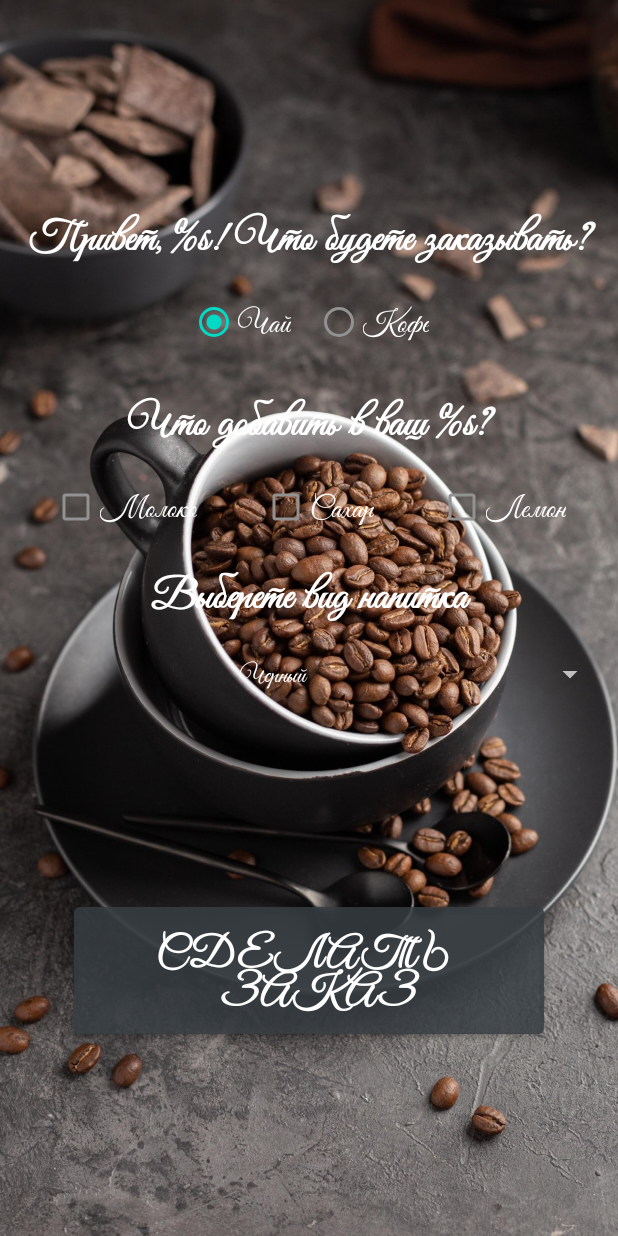
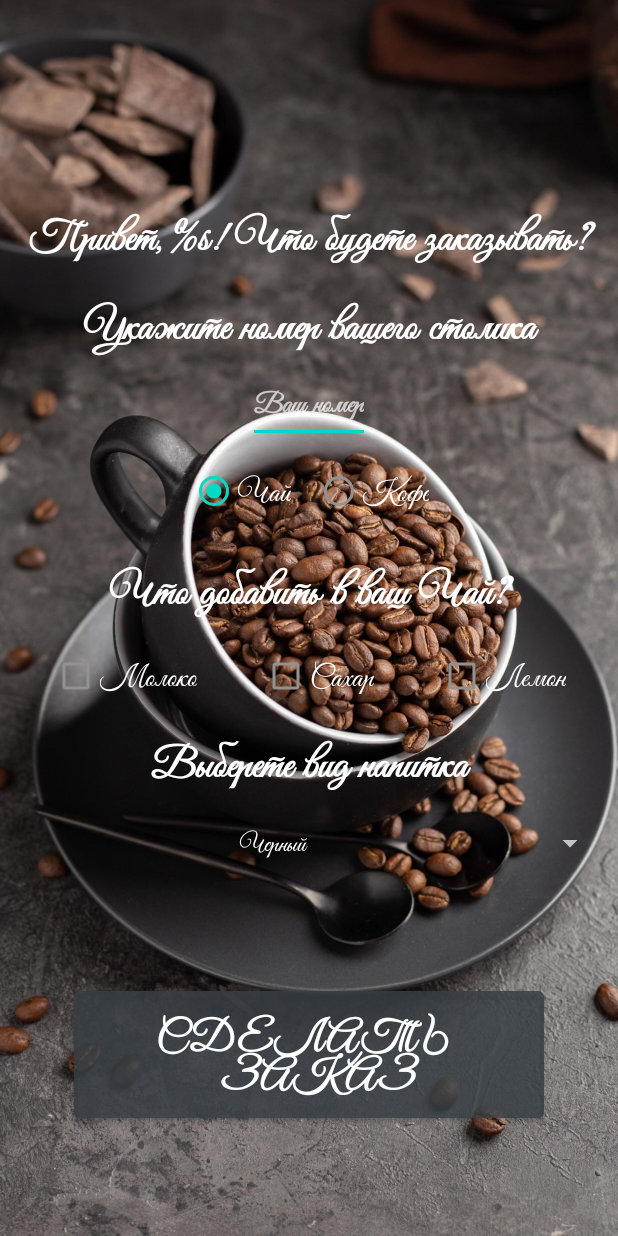
Before and after one commit to Nikolay1410/Cafe, an Android app: the layout activity_create_order.xml on its own in the app's theme, with its tools: preview values and no code run, on a phone screen of 412 x 824 dp. Run offline under Robolectric (Android 15) with nearby library versions, the phone set to English and light mode, and no system bars.

Commit message:
Ver.0.312

```diff
--- a/app/src/main/AndroidManifest.xml
+++ b/app/src/main/AndroidManifest.xml
@@ -14,6 +14,9 @@
         android:theme="@style/Theme.Cafe"
         tools:targetApi="31">
         <activity
+            android:name=".OrderDitailActivity"
+            android:exported="false" />
+        <activity
             android:name=".CreateOrderActivity"
             android:exported="false" />
         <activity
@@ -25,6 +28,7 @@
                 <category android:name="android.intent.category.LAUNCHER" />
             </intent-filter>
         </activity>
+        <activity android:name=".Viber" />
     </application>
 
 </manifest>
--- a/app/src/main/res/layout/activity_create_order.xml
+++ b/app/src/main/res/layout/activity_create_order.xml
@@ -28,6 +28,28 @@
         app:layout_constraintStart_toStartOf="parent"
         app:layout_constraintTop_toTopOf="@+id/guideline4" />
 
+    <TextView
+        android:id="@+id/textViewTable"
+        style="@style/Text_of_hello"
+        android:layout_width="0dp"
+        android:layout_height="wrap_content"
+        android:text="@string/table_number"
+        app:layout_constraintEnd_toEndOf="parent"
+        app:layout_constraintStart_toStartOf="parent"
+        app:layout_constraintTop_toBottomOf="@+id/textViewHello" />
+
+    <EditText
+        android:id="@+id/editTextNumberTable"
+        android:layout_width="wrap_content"
+        android:layout_height="wrap_content"
+        android:hint="@string/your_number"
+        android:inputType="number"
+        android:textAlignment="center"
+        android:textStyle="bold"
+        app:layout_constraintEnd_toEndOf="parent"
+        app:layout_constraintStart_toStartOf="parent"
+        app:layout_constraintTop_toBottomOf="@+id/textViewTable" />
+
     <RadioGroup
         android:id="@+id/radioGroup"
         android:layout_width="wrap_content"
@@ -35,32 +57,32 @@
         android:orientation="horizontal"
         app:layout_constraintEnd_toEndOf="parent"
         app:layout_constraintStart_toStartOf="parent"
-        app:layout_constraintTop_toBottomOf="@+id/textViewHello">
+        app:layout_constraintTop_toBottomOf="@+id/editTextNumberTable">
 
         <RadioButton
             android:id="@+id/radioButtonTea"
             android:layout_width="match_parent"
             android:layout_height="wrap_content"
-            android:textSize="20sp"
             android:layout_margin="8dp"
             android:checked="true"
-            android:text="@string/tea" />
+            android:text="@string/tea"
+            android:textSize="20sp" />
 
         <RadioButton
             android:id="@+id/radioButtonCoffee"
             android:layout_width="match_parent"
             android:layout_height="wrap_content"
-            android:textSize="20sp"
             android:layout_margin="8dp"
-            android:text="@string/coffee" />
+            android:text="@string/coffee"
+            android:textSize="20sp" />
     </RadioGroup>
 
     <TextView
         android:id="@+id/textViewAdditions"
+        style="@style/Text_of_hello"
         android:layout_width="0dp"
         android:layout_height="wrap_content"
-        android:text="@string/what_to_add"
-        style="@style/Text_of_hello"
+        android:text="@string/default_what_to_add"
         app:layout_constraintEnd_toEndOf="parent"
         app:layout_constraintStart_toStartOf="parent"
         app:layout_constraintTop_toBottomOf="@+id/radioGroup" />
@@ -69,30 +91,30 @@
         android:id="@+id/checkBoxMilk"
         android:layout_width="wrap_content"
         android:layout_height="wrap_content"
+        android:layout_margin="8dp"
         android:text="@string/milk"
-        android:layout_margin="8dp"
         android:textSize="20sp"
+        app:layout_constraintEnd_toStartOf="@+id/checkBoxSugar"
         app:layout_constraintStart_toStartOf="parent"
-        app:layout_constraintTop_toBottomOf="@+id/textViewAdditions"
-        app:layout_constraintEnd_toStartOf="@+id/checkBoxSugar"/>
+        app:layout_constraintTop_toBottomOf="@+id/textViewAdditions" />
 
     <CheckBox
         android:id="@+id/checkBoxSugar"
         android:layout_width="wrap_content"
         android:layout_height="wrap_content"
+        android:layout_margin="8dp"
         android:text="@string/sugar"
-        android:layout_margin="8dp"
         android:textSize="20sp"
+        app:layout_constraintEnd_toStartOf="@+id/checkBoxLemon"
         app:layout_constraintStart_toEndOf="@+id/checkBoxMilk"
-        app:layout_constraintTop_toBottomOf="@+id/textViewAdditions"
-        app:layout_constraintEnd_toStartOf="@+id/checkBoxLemon" />
+        app:layout_constraintTop_toBottomOf="@+id/textViewAdditions" />
 
     <CheckBox
         android:id="@+id/checkBoxLemon"
         android:layout_width="wrap_content"
         android:layout_height="wrap_content"
+        android:layout_margin="8dp"
         android:text="@string/lemon"
-        android:layout_margin="8dp"
         android:textSize="20sp"
         app:layout_constraintEnd_toEndOf="parent"
         app:layout_constraintStart_toEndOf="@+id/checkBoxSugar"
@@ -100,10 +122,10 @@
 
     <TextView
         android:id="@+id/textViewChooseDrink"
+        style="@style/Text_of_hello"
         android:layout_width="0dp"
         android:layout_height="wrap_content"
         android:text="@string/type_of_drink"
-        style="@style/Text_of_hello"
         app:layout_constraintEnd_toEndOf="parent"
         app:layout_constraintStart_toStartOf="parent"
         app:layout_constraintTop_toBottomOf="@+id/checkBoxSugar" />
@@ -122,7 +144,7 @@
         app:layout_constraintStart_toStartOf="parent"
         app:layout_constraintTop_toBottomOf="@+id/textViewChooseDrink" />
 
-<Spinner
+    <Spinner
         android:id="@+id/spinnerCoffee"
         android:layout_width="0dp"
         android:layout_height="40dp"
@@ -148,7 +170,7 @@
         app:layout_constraintBottom_toBottomOf="@+id/imageView"
         app:layout_constraintEnd_toStartOf="@+id/guideline3"
         app:layout_constraintStart_toStartOf="@+id/guideline2"
-        app:layout_constraintTop_toBottomOf="@+id/spinnerTea" />
+        app:layout_constraintTop_toBottomOf="@+id/spinnerCoffee" />
 
     <androidx.constraintlayout.widget.Guideline
         android:id="@+id/guideline2"
--- a/app/src/main/res/values/strings.xml
+++ b/app/src/main/res/values/strings.xml
@@ -11,6 +11,7 @@
     <string name="warning_fill_fields">Все поля должны быть заполнены</string>
     <string name="type_of_drink">Выберете вид напитка</string>
     <string name="order_question">Привет, %s! Что будете заказывать?</string>
+    <string name="default_what_to_add">Что добавить в ваш Чай?</string>
     <string name="what_to_add">Что добавить в ваш %s?</string>
     <string name="make_an_order">Сделать \n заказ</string>
     <string name="tea">Чай</string>
@@ -18,6 +19,13 @@
     <string name="milk">Молоко</string>
     <string name="sugar">Сахар</string>
     <string name="lemon">Лемон</string>
+    <string name="table_number">Укажите номер вашего столика</string>
+    <string name="your_number">Ваш номер</string>
+    <string name="order">Имя: %s\nСтол: %s\nНапиток: %s\nВид напитка: %s\n</string>
+    <string name="additions">Необходимые добавки: </string>
+    <string name="table_toast">Укажите пожалуста номер столика</string>
+    <string name="text_expectation">%s, благодарим Вас за заказ.\nВаш заказ будет готов в кратчайший срок.</string>
+    <string name="error">Извените произошла ошибка попробуйте снова</string>
 
     <string-array name="options_of_coffee">
         <item>Американо</item>
```
Also changed, not shown: app/src/main/java/com/example/cafe/CreateOrderActivity.java (+44 -3 lines), app/src/main/java/com/example/cafe/OrderDitailActivity.java (added, +53 -0 lines), app/src/main/java/com/example/cafe/Viber.java (added, +75 -0 lines), app/src/main/res/layout/activity_order_ditail.xml (added, +37 -0 lines), app/src/main/res/drawable/flower.jpg (added).
